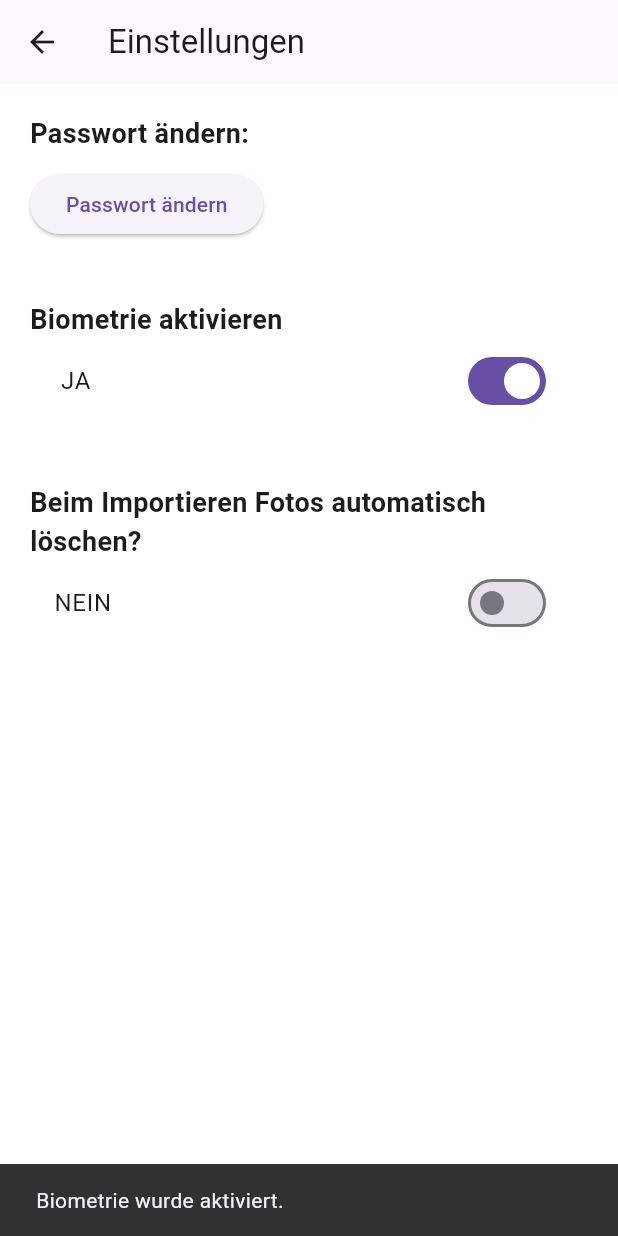
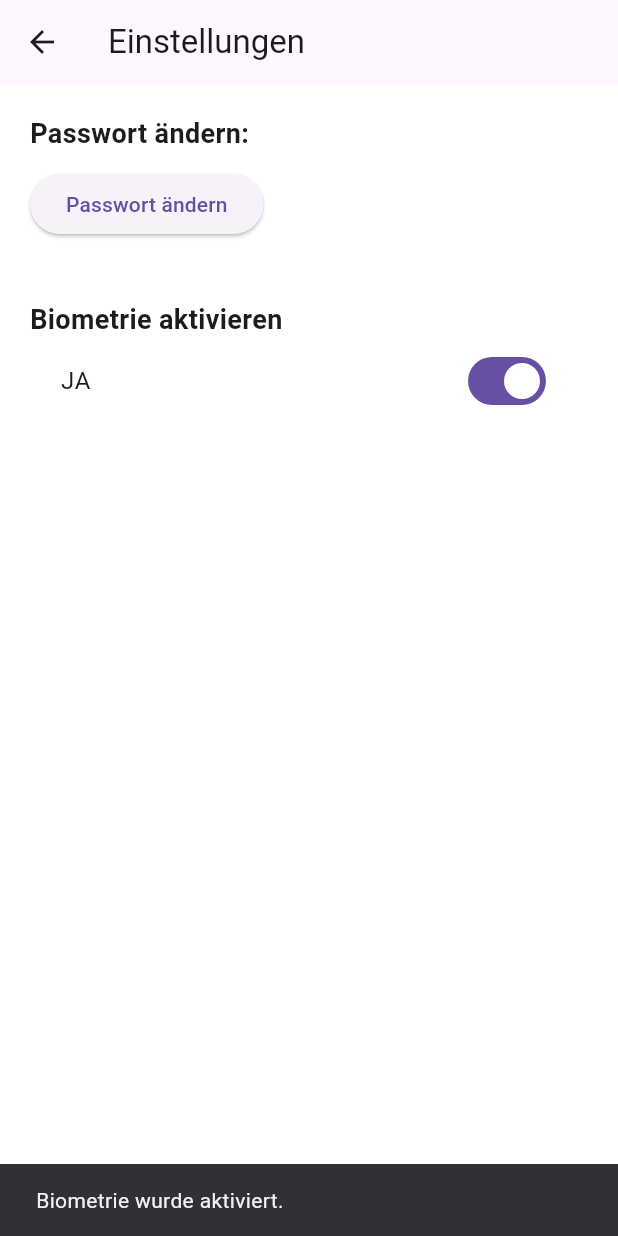
Before and after one commit to Milkricee/saveapp, a Flutter app: the SettingsScreen screen opened directly, after a tap on "NEIN", on a phone screen of 412 x 824 dp. Run offline on Flutter 3.47's test engine with Material 3 defaults, Android fonts, the phone set to English and light mode, and no system bars; our stand-ins replace flutter_secure_storage, image_picker, local_auth, photo_view, shared_preferences; missing offline and left inert: encrypt, file_selector; accounts and stored records are empty.

Commit message:
Remove automatic deletion feature for imported photos and related settings management

```diff
--- a/lib/screens/settings.dart
+++ b/lib/screens/settings.dart
@@ -1,7 +1,6 @@
 import 'package:flutter/material.dart';
 import 'package:saveapp/screens/change_password_screen.dart';
 import 'package:saveapp/logik/biometrie.dart';
-import 'settings_manager.dart'; // Importiere den SettingsManager
 
 class SettingsScreen extends StatefulWidget {
   const SettingsScreen({super.key});
@@ -12,14 +11,13 @@ class SettingsScreen extends StatefulWidget {
 
 class SettingsScreenState extends State<SettingsScreen> {
   bool _isBiometricsEnabled = false;
-  bool _deleteAfterImport = false; // Status für automatisches Löschen nach Import
   final BiometrieManager _biometrieManager = BiometrieManager();
 
   @override
   void initState() {
     super.initState();
     _loadBiometricsStatus();
-    _loadDeleteAfterImportStatus(); // Ladet den aktuellen Status aus SettingsManager
+    _loadDeleteAfterImportStatus(); // Lade den aktuellen Status aus dem SettingsManager
   }
 
   Future<void> _loadBiometricsStatus() async {
@@ -32,10 +30,8 @@ class SettingsScreenState extends State<SettingsScreen> {
   }
 
   Future<void> _loadDeleteAfterImportStatus() async {
-    bool value = await SettingsManager.getDeleteAfterImport();
     if (mounted) {
       setState(() {
-        _deleteAfterImport = value;
       });
     }
   }
@@ -55,14 +51,6 @@ class SettingsScreenState extends State<SettingsScreen> {
         SnackBar(content: Text('Biometrie wurde ${_isBiometricsEnabled ? "aktiviert" : "deaktiviert"}.')),
       );
     }
-  }
-
-  Future<void> _toggleDeleteAfterImport(bool value) async {
-    setState(() {
-      _deleteAfterImport = value;
-    });
-    await SettingsManager.setDeleteAfterImport(value);
-    // Hier kannst du später weitere Aktionen oder Meldungen einbauen
   }
 
   @override
@@ -102,18 +90,6 @@ class SettingsScreenState extends State<SettingsScreen> {
                 _toggleBiometrics(value);
               },
             ),
-            const SizedBox(height: 40),
-            const Text(
-              'Beim Importieren Fotos automatisch löschen?',
-              style: TextStyle(fontSize: 18, fontWeight: FontWeight.bold),
-            ),
-            SwitchListTile(
-              title: Text(_deleteAfterImport ? 'JA' : 'NEIN'),
-              value: _deleteAfterImport,
-              onChanged: (bool value) {
-                _toggleDeleteAfterImport(value);
-              },
-            ),
           ],
         ),
       ),
```
Also changed, not shown: lib/logik/file_manager.dart (+1 -34 lines).
